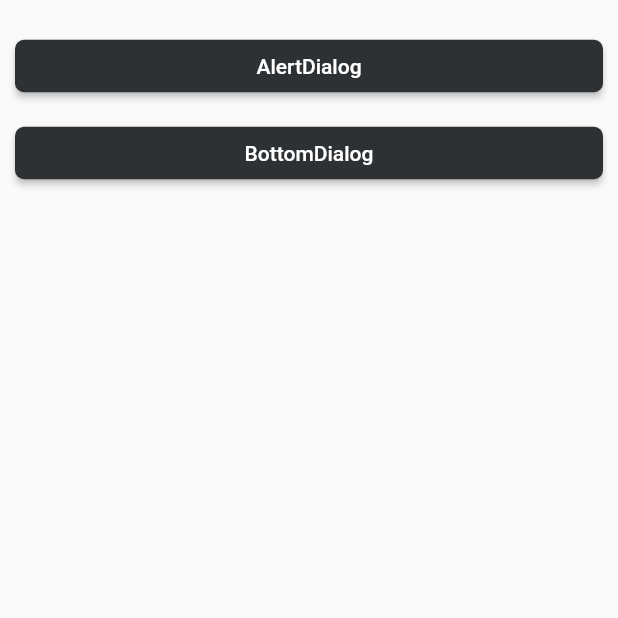
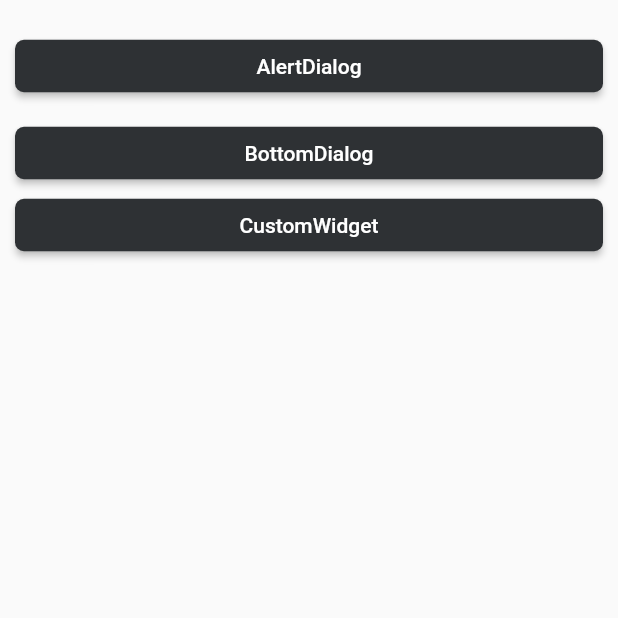
Before and after one commit to hello-ring/z_dialog, a Flutter app: the screen it shows after launch, on a phone screen of 412 x 824 dp, the top half of it. Run offline on Flutter 3.47's test engine with Material 2 defaults, Android fonts, the phone set to English and light mode, and no system bars.

Commit message:
add CustomDialog

```diff
--- a/lib/src/z_alert_dialog.dart
+++ b/lib/src/z_alert_dialog.dart
@@ -5,6 +5,7 @@ import 'package:flutter/material.dart';
 class ZAlertDialog extends StatelessWidget {
   final Widget? title;
   final Widget? content;
+  final Widget? customWidget;
   final String? leftBtnTxt;
   final String? rightBtnTxt;
   final TextStyle? titleTextStyle;
@@ -32,6 +33,7 @@ class ZAlertDialog extends StatelessWidget {
     this.actionsOverflowButtonSpacing,
     this.leftBtnTxt,
     this.rightBtnTxt,
+    this.customWidget,
   }) : super(key: key);
 
   static const RoundedRectangleBorder _defaultDialogShape =
@@ -101,6 +103,8 @@ class ZAlertDialog extends StatelessWidget {
       );
     }
 
+    if (customWidget != null) {}
+
     final double spacing = (buttonPadding?.horizontal ?? 16) / 2;
     actionsWidget = Padding(
       padding: actionsPadding!.add(EdgeInsets.all(spacing)),
@@ -127,6 +131,7 @@ class ZAlertDialog extends StatelessWidget {
           children: <Widget>[
             if (title != null) titleWidget!,
             if (content != null) contentWidget!,
+            if (customWidget != null) customWidget!,
             if (actions != null) actionsWidget,
           ],
         ),
--- a/lib/src/z_dialog.dart
+++ b/lib/src/z_dialog.dart
@@ -94,4 +94,29 @@ class ZDialog {
           );
         });
   }
+
+  static void showCustomDialog(BuildContext context,
+      {String title = '',
+      String content = '',
+      String leftText = '取消',
+      String rightText = '确认',
+      Widget? customWidget,
+      List<Widget>? actions,
+      _ClickCallBack? clickCallback,
+      _DismissCallBack? dismissCallBack}) {
+    showDialog(
+        context: context,
+        builder: (context) {
+          return ZAlertDialog(
+            title: Text(title),
+            customWidget: customWidget,
+            actions: actions,
+          );
+        }).then((value) {
+      if (dismissCallBack == null) {
+        return;
+      }
+      dismissCallBack.call();
+    });
+  }
 }
--- a/pubspec.yaml
+++ b/pubspec.yaml
@@ -1,6 +1,6 @@
 name: z_dialog
 description: A new Flutter dialog package.
-version: 1.0.1
+version: 1.1.0
 homepage: https://github.com/hello-ring/z_dialog
 
 environment:
```
Also changed, not shown: example/lib/main.dart (+38 -0 lines), example/pubspec.lock, 6 other files.
